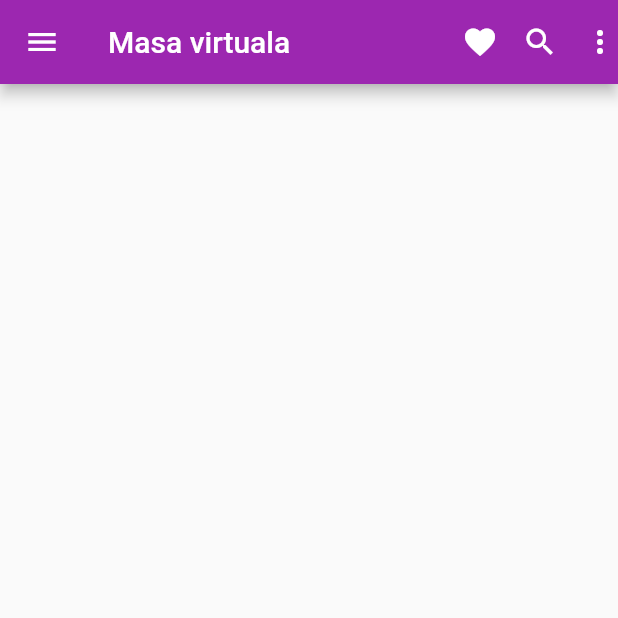
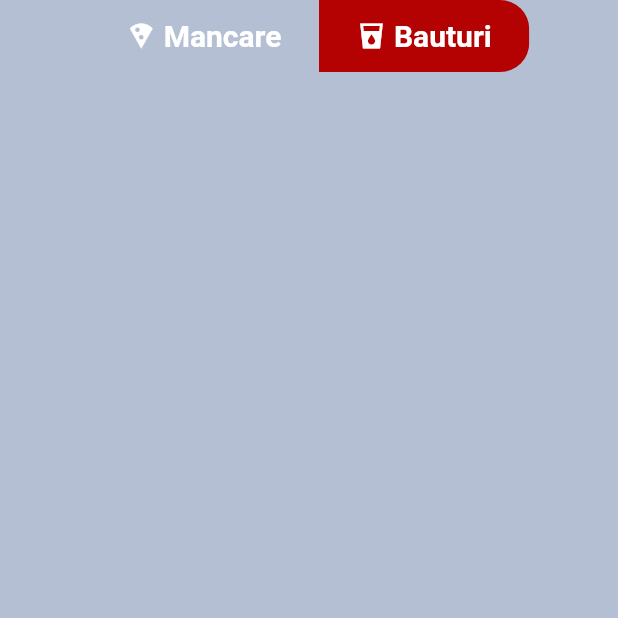
Before and after one commit to Goncearu/Finer.app, a Flutter app: the screen it shows after launch, on a phone screen of 412 x 824 dp, the top half of it. Run offline on Flutter 3.47's test engine with Material 2 defaults, Android fonts, the phone set to English and light mode, and no system bars.

Commit message:
toggleButtons on menu page

```diff
--- a/lib/screens/Menu/menu.dart
+++ b/lib/screens/Menu/menu.dart
@@ -0,0 +1,107 @@
+import 'package:flutter/material.dart';
+import 'package:armenu_app/utils/styles.dart';
+
+class Menu extends StatefulWidget {
+  @override
+  MenuState createState() => MenuState();
+}
+
+class MenuState extends State<Menu> {
+  List<bool> isSelected;
+
+  @override
+  void initState() {
+    super.initState();
+    isSelected = [false, true];
+  }
+
+  @override
+  Widget build(BuildContext context) {
+    return Scaffold(
+      body: SafeArea(
+          child: Column(
+        children: [
+          Row(
+            mainAxisAlignment: MainAxisAlignment.center,
+            children: [
+              ToggleButtons(
+                borderRadius: BorderRadius.circular(20),
+                color: mainSecondaryColor,
+                selectedColor: mainSecondaryColor,
+                splashColor: mainPrimaryColor,
+                fillColor: mainPrimaryColor,
+                renderBorder: false,
+                children: <Widget>[
+                  Container(
+                    decoration: BoxDecoration(
+                      borderRadius: BorderRadius.circular(20),
+                    ),
+                    child: Padding(
+                        padding: const EdgeInsets.only(
+                            left: 25, right: 25, top: 12, bottom: 12),
+                        child: Row(
+                          children: [
+                            Padding(
+                              padding: const EdgeInsets.only(right: 5),
+                              child: Icon(
+                                Icons.local_pizza,
+                                size: 20.0,
+                                semanticLabel:
+                                    'Text to announce in accessibility modes',
+                              ),
+                            ),
+                            Text(
+                              'Mancare',
+                              style: TextStyle(
+                                  fontSize: 20, fontWeight: FontWeight.bold),
+                            ),
+                          ],
+                        )),
+                  ),
+                  Container(
+                    decoration: BoxDecoration(
+                      borderRadius: BorderRadius.circular(20),
+                    ),
+                    child: Padding(
+                        padding: const EdgeInsets.only(
+                            left: 25, right: 25, top: 12, bottom: 12),
+                        child: Row(
+                          children: [
+                            Padding(
+                              padding: const EdgeInsets.only(right: 5),
+                              child: Icon(
+                                Icons.local_drink_sharp,
+                                size: 20.0,
+                                semanticLabel:
+                                    'Text to announce in accessibility modes',
+                              ),
+                            ),
+                            Text(
+                              'Bauturi',
+                              style: TextStyle(
+                                  fontSize: 20, fontWeight: FontWeight.bold),
+                            ),
+                          ],
+                        )),
+                  ),
+                ],
+                isSelected: isSelected,
+                onPressed: (index) {
+                  setState(() {
+                    for (var i = 0; i < isSelected.length; i++) {
+                      if (i == index) {
+                        isSelected[i] = true;
+                      } else {
+                        isSelected[i] = false;
+                      }
+                    }
+                  });
+                },
+              )
+            ],
+          ),
+        ],
+      )),
+    );
+  }
+}
--- a/lib/screens/VirtualTable/virtualTable.dart
+++ b/lib/screens/VirtualTable/virtualTable.dart
@@ -7,19 +7,6 @@ class VirtualTable extends StatelessWidget {
       body: SafeArea(
         child: Column(
           children: [
-            AppBar(
-              leading: Icon(Icons.menu),
-              title: Text('Masa virtuala'),
-              actions: [
-                Icon(Icons.favorite),
-                Padding(
-                  padding: EdgeInsets.symmetric(horizontal: 16),
-                  child: Icon(Icons.search),
-                ),
-                Icon(Icons.more_vert),
-              ],
-              backgroundColor: Colors.purple,
-            ),
             Container(
               decoration: BoxDecoration(
                 image: DecorationImage(
```
Also changed, not shown: lib/main.dart (+6 -5 lines), lib/utils/styles.dart (+21 -0 lines), lib/utils/theme.dart (added, +63 -0 lines).
